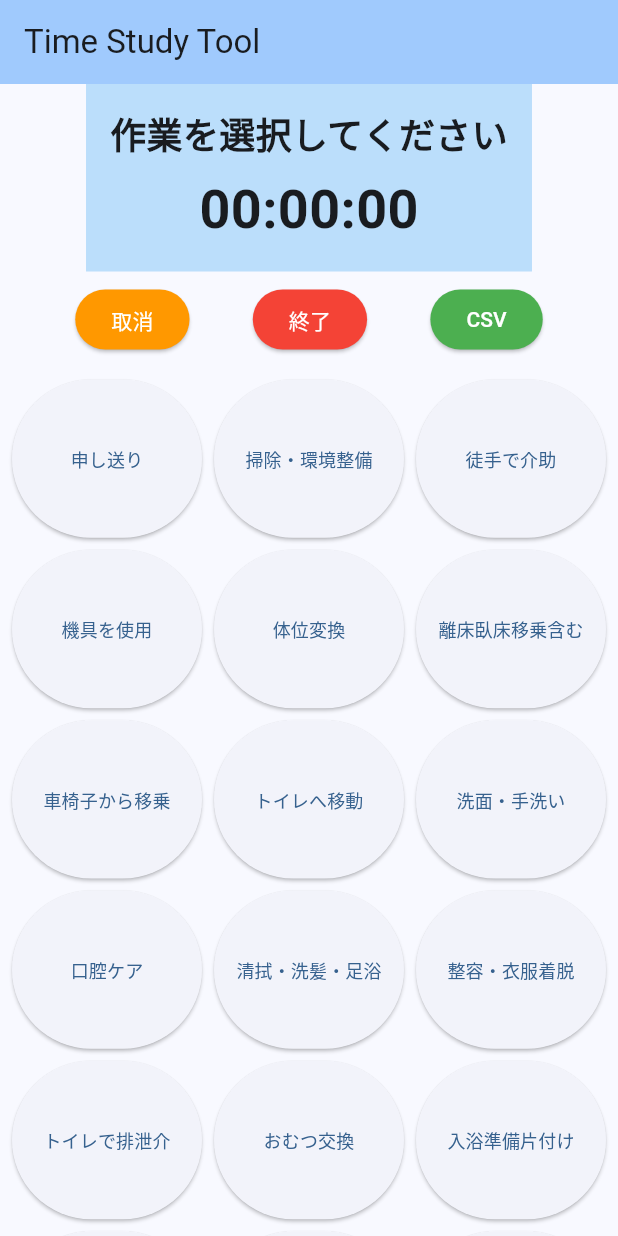
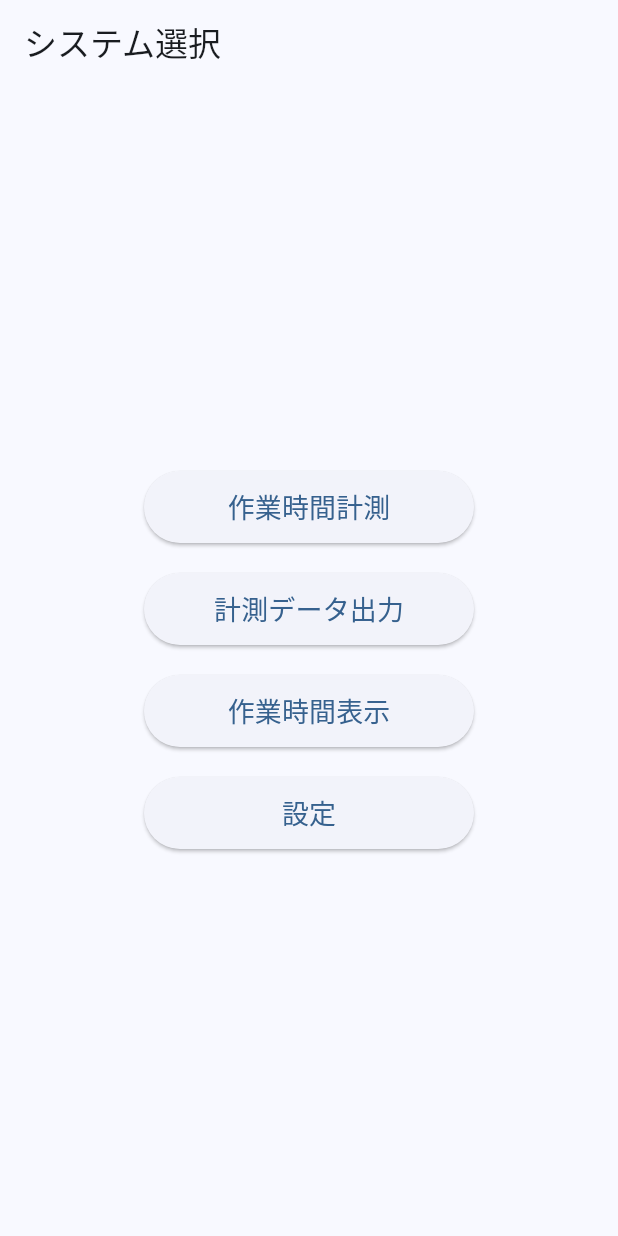
Before and after one commit to frontarc/TimeStudyTool_AndroidApp, a Flutter app: the screen it shows after launch, on a phone screen of 412 x 824 dp. Run offline on Flutter 3.47's test engine with Material 3 defaults, Android fonts, the phone set to English and light mode, and no system bars; our stand-ins replace cross_file, csv, file_picker, permission_handler, share_plus.

Commit message:
【追加】 ■初期画面に下記遷移先画面を追加 ・作業時間計測 ・計測データ出力 ・作業時間表示 ・設定

```diff
--- a/lib/main.dart
+++ b/lib/main.dart
@@ -28,7 +28,86 @@ class MyApp extends StatelessWidget {
         colorScheme: ColorScheme.fromSeed(seedColor: Colors.blue),
         useMaterial3: true,
       ),
-      home: const TimeStudyPage(title: 'Time Study Tool'),
+
+      // ここでホーム画面をSystemSelectPageに変更
+      home: const SystemSelectPage(),
+      routes: {
+        '/timeStudy': (context) => const TimeStudyPage(title: '作業時間計測'),
+        '/dataExport': (context) => const DataExportPage(),
+        '/timeDisplay': (context) => const TimeDisplayPage(),
+        '/settings': (context) => const SettingsPage(),
+      },
+    );
+  }
+}
+
+/// ----【ここからシステム選択画面の追加】---- ///
+class SystemSelectPage extends StatelessWidget {
+  const SystemSelectPage({super.key});
+
+  @override
+  Widget build(BuildContext context) {
+    return Scaffold(
+      appBar: AppBar(
+        title: const Text('システム選択'),
+      ),
+      body: Center(
+        child: Column(
+          mainAxisAlignment: MainAxisAlignment.center,
+          children: [
+            _menuButton(context, '作業時間計測', '/timeStudy'),
+            const SizedBox(height: 20),
+            _menuButton(context, '計測データ出力', '/dataExport'),
+            const SizedBox(height: 20),
+            _menuButton(context, '作業時間表示', '/timeDisplay'),
+            const SizedBox(height: 20),
+            _menuButton(context, '設定', '/settings'),
+          ],
+        ),
+      ),
+    );
+  }
+
+  Widget _menuButton(BuildContext context, String text, String route) {
+    return SizedBox(
+      width: 220,
+      height: 48,
+      child: ElevatedButton(
+        onPressed: () => Navigator.pushNamed(context, route),
+        child: Text(text, style: const TextStyle(fontSize: 18)),
+      ),
+    );
+  }
+}
+
+/// ダミー画面（今後実装予定の各画面は空ページでOK） ///
+class DataExportPage extends StatelessWidget {
+  const DataExportPage({super.key});
+  @override
+  Widget build(BuildContext context) {
+    return Scaffold(
+      appBar: AppBar(title: const Text('計測データ出力')),
+      body: const Center(child: Text('ここにデータ出力機能を実装')),
+    );
+  }
+}
+class TimeDisplayPage extends StatelessWidget {
+  const TimeDisplayPage({super.key});
+  @override
+  Widget build(BuildContext context) {
+    return Scaffold(
+      appBar: AppBar(title: const Text('作業時間表示')),
+      body: const Center(child: Text('ここに作業時間表示を実装')),
+    );
+  }
+}
+class SettingsPage extends StatelessWidget {
+  const SettingsPage({super.key});
+  @override
+  Widget build(BuildContext context) {
+    return Scaffold(
+      appBar: AppBar(title: const Text('設定')),
+      body: const Center(child: Text('ここに設定画面を実装')),
     );
   }
 }
```
